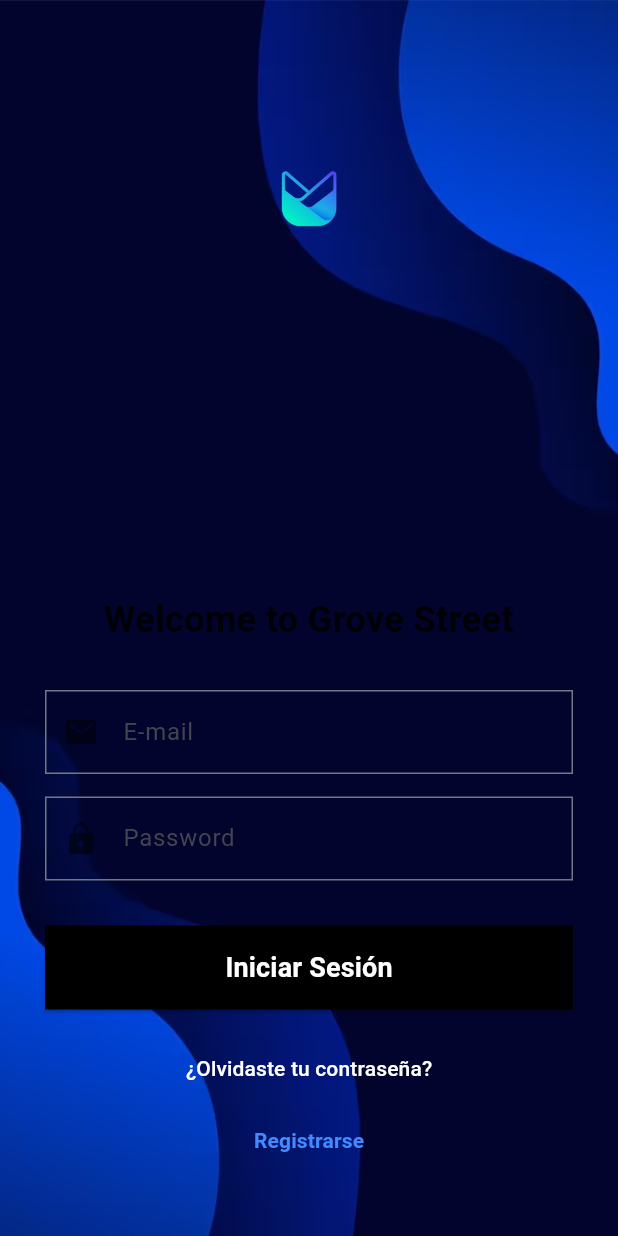
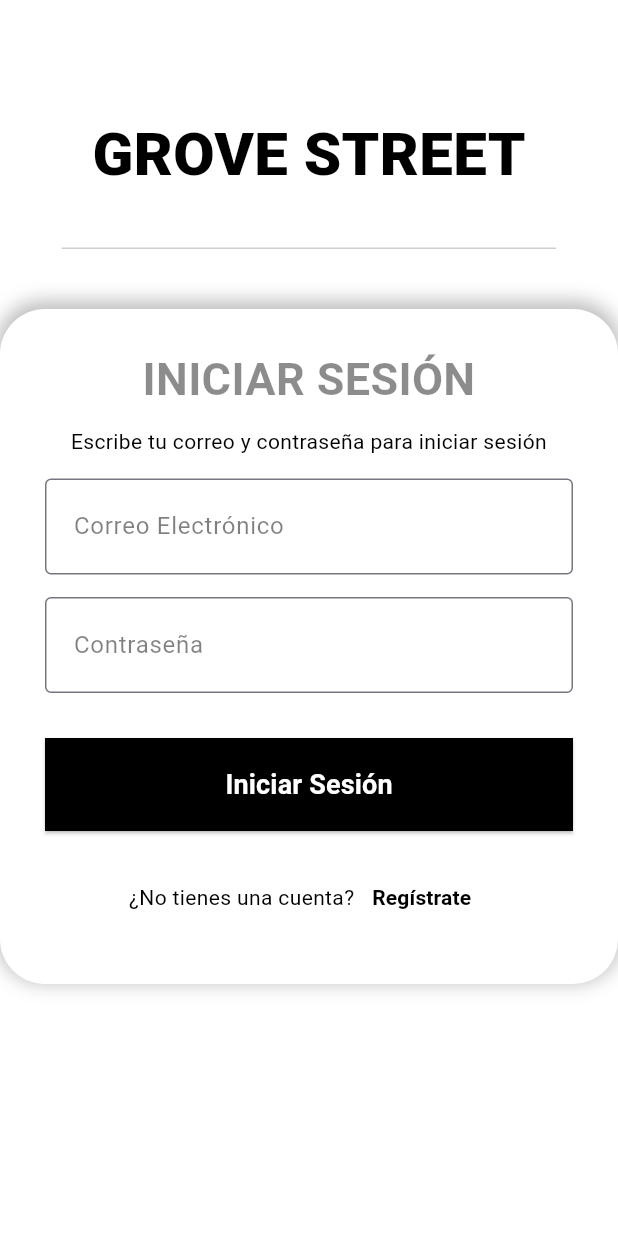
Before and after one commit to Rubio1023/Dispositivo-Moviles-2, a Flutter app: the Login screen opened by its route, on a phone screen of 412 x 824 dp. Run offline on Flutter 3.47's test engine with Material 3 defaults, Android fonts, the phone set to English and light mode, and no system bars; our stand-ins replace dartz, equatable, shared_preferences; accounts and stored records are empty.

Commit message:
Login v1

```diff
--- a/frontend/lib/features/auth/presentation/screens/login.dart
+++ b/frontend/lib/features/auth/presentation/screens/login.dart
@@ -5,76 +5,132 @@
 
   @override
   Widget build(BuildContext context) {
-    // Obtenemos el tamaño de la pantalla
-    final screenHeight = MediaQuery.of(context).size.height;
+    // Usamos LayoutBuilder para adaptar el diseño según el espacio disponible (parecido al mediaquery pero mejor)
+    return LayoutBuilder(
+      // constraints nos da las dimensiones a usar
+      builder: (context, constraints) {
+        // Altura total del widget (Scaffold body)
+        final availableHeight = constraints.maxHeight;
+        // Definimos proporciones para las secciones
+        const double topSectionHeightRatio = 0.25; // 25% para la sección superior donde va el titulo grove street
+        final double topSectionHeight = availableHeight * topSectionHeightRatio; // calcula la altura en pixeles de la pantalla para saber cual es el 25% (aviableHeight es la altura total de la pantalla)
+        final double formSectionHeight = availableHeight * (1.0 - topSectionHeightRatio); //calculo para saber la altura del formulario (75%) se hace restando el valor total 100% (1.0 menos el 25% del titulo)
+        const double lineOffset = 40; // Offset para mover la línea hacia arriba (por ejemplo, 40 píxeles)
+        final double availableWidth = constraints.maxWidth; // Ancho total disponible
 
         return Scaffold(
-      body: Stack(
+          // Establecemos el fondo de todo el Scaffold a blanco
+          backgroundColor: Colors.white,
+          body: Column(
             children: [
-          // 1. IMAGEN DE FONDO (Cubre toda la pantalla)
+              // 1. ÁREA SUPERIOR (GROVE STREET) - Mantiene el 25% de altura
               Container(
-            height: screenHeight,
-            decoration: const BoxDecoration(
-              image: DecorationImage(
-                // Asegúrate de que esta ruta sea correcta: assets/fondo.jpg
-                image: AssetImage('assets/fondo.jpg'),
-                fit: BoxFit.cover,
+                height: topSectionHeight,
+                width: double.infinity,
+                color: Colors.white, // Color de fondo explícito
+                child: Stack( // Usamos Stack para posicionar el título y la línea por separado
+                  children: [
+                    const Center(
+                      child: Text(
+                        "GROVE STREET",
+                        style: TextStyle(
+                          fontSize: 40,
+                          fontWeight: FontWeight.w900,
+                          color: Colors.black,
                         ),
                       ),
                     ),
-          // 2. LOGO Y TÍTULO (Posicionados en la parte superior)
-          Positioned(
-            top: screenHeight * 0.1, // 10% de la altura desde arriba
-            left: 0,
-            right: 0,
-            child: Column(
-              mainAxisAlignment: MainAxisAlignment.start,
-              children: [
-                // Asegúrate de que esta ruta sea correcta: assets/logo.png
-                Image.asset('assets/logo.png', height: 100),
-                const SizedBox(height: 20),
+
+                    // Línea Divisoria (Alineada y Desplazada)
+                    Align(
+                      alignment: Alignment.bottomCenter, // La alineamos al fondo del Container (25%)
+                      child: Padding(
+                        // Agregamos un padding inferior para "subir" la línea
+                        padding: const EdgeInsets.only(bottom: lineOffset),
+                        child: Container(
+                          height: 1.0, // Altura de la línea
+                          width: availableWidth * 0.8, // Ancho de la línea
+                          color: Colors.grey.withOpacity(0.5), // Color de la línea
+                        ),
+                      ),
+                    ),
                   ],
                 ),
               ),
-          // 3. FORMULARIO
-          Align(
-            alignment: Alignment.bottomCenter,
+              // 2. FORMULARIO (Parte Inferior que ocupa el espacio restante)
+              Expanded( // Ocupa todo el espacio restante disponible 75%
+                child: Align(
+                  alignment: Alignment.topCenter,
+                  // ConstrainedBox limita el ancho máximo en pantallas grandes (PC/Tablet)
+                  child: ConstrainedBox( // Limita el tamaño del formulario en pantallas grandes
+                    constraints: const BoxConstraints(
+                      maxWidth: 500, // Máximo ancho del formulario, ideal para Desktop
+                      maxHeight: 450, // Máxima altura del formulario
+                    ),
                     child: Container(
-              child: SingleChildScrollView(
-                padding: const EdgeInsets.symmetric(horizontal: 30, vertical: 40),
+                      width: double.infinity, // Ocupa todo el ancho dentro de ConstrainedBox
+                      decoration: const BoxDecoration(
+                        color: Colors.white,
+                        borderRadius: BorderRadius.only( // Esquinas redondeadas
+                          topLeft: Radius.circular(30),
+                          topRight: Radius.circular(30),
+                          bottomLeft: Radius.circular(30),
+                          bottomRight: Radius.circular(30),
+                        ),
+                        boxShadow: [
+                          BoxShadow(
+                            color: Colors.black26,
+                            blurRadius: 10, // Difuminado de la sombra
+                            spreadRadius: 2, // Extensión de la sombra
+                            offset: Offset(0, -3), // Sombra hacia arriba
+                          )
+                        ]
+                      ),
+                      // Usamos Padding para el contenido interno del formulario
+                      padding: const EdgeInsets.fromLTRB(30, 25, 30, 0),
                       child: Column(
+                        // Estira los hijos para ocupar todo el ancho disponible
                         crossAxisAlignment: CrossAxisAlignment.stretch,
                         children: [
+                          // TÍTULO
                           const Text(
-                      "Welcome to Grove Street",
+                            "INICIAR SESIÓN",
                             textAlign: TextAlign.center,
                             style: TextStyle(
+                              fontSize: 30,
                               fontWeight: FontWeight.bold,
-                        fontSize: 24,
-                        color: Colors.black87,
+                              color: Colors.black45,
                             ),
                           ),
-                    const SizedBox(height: 30),
-                    // Campo E-mail
-                    TextField(
-                      decoration: InputDecoration(
-                        labelText: "E-mail",
-                        prefixIcon: const Icon(Icons.email, color: Colors.black54),
-                        border: OutlineInputBorder(
-                          borderRadius: BorderRadius.circular(0),
-                        ),
+                          const SizedBox(height: 10),
+                          // SUBTÍTULO
+                          const Text(
+                            "Escribe tu correo y contraseña para iniciar sesión",
+                            textAlign: TextAlign.center,
+                            style: TextStyle(
+                              fontSize: 14,
+                              color: Colors.black,
                             ),
                           ),
                           const SizedBox(height: 15),
-                    // Campo Password
+                          // Campo Correo Electrónico
+                          TextField(
+                            decoration: InputDecoration(
+                              labelStyle: TextStyle(color: Colors.black.withOpacity(0.5)), // opacidad del texto del label
+                              labelText: "Correo Electrónico",
+                              contentPadding: const EdgeInsets.symmetric(vertical: 20.0, horizontal: 15.0),
+                              border: OutlineInputBorder(),
+                            ),
+                          ),
+                          const SizedBox(height: 15),
+                          // Campo Contraseña
                           TextField(
                             obscureText: true,
                             decoration: InputDecoration(
-                        labelText: "Password",
-                        prefixIcon: const Icon(Icons.lock, color: Colors.black54),
-                        border: OutlineInputBorder(
-                          borderRadius: BorderRadius.circular(0),
-                        ),
+                              labelStyle: TextStyle(color: Colors.black.withOpacity(0.5)),// opacidad del texto del label
+                              labelText: "Contraseña",
+                              contentPadding: const EdgeInsets.symmetric(vertical: 20.0, horizontal: 15.0),
+                              border: OutlineInputBorder(),
                             ),
                           ),
                           const SizedBox(height: 30),
@@ -82,14 +138,10 @@
                           ElevatedButton(
                               style: ElevatedButton.styleFrom(
                                 backgroundColor: Colors.black,
-                        padding: const EdgeInsets.symmetric(vertical: 15),
-                        shape: RoundedRectangleBorder(
-                          borderRadius: BorderRadius.circular(0),
-                        ),
-                        // El ancho ya lo da Column(crossAxisAlignment: stretch)
+                                padding: const EdgeInsets.symmetric(vertical: 18),// altura del boton
+                                shape: RoundedRectangleBorder(),
                               ),
                               onPressed: () {
-                        // Navegación (Asegúrate que '/inicio' existe en main.dart)
                                 Navigator.pushReplacementNamed(context, '/inicio');
                               },
                               child: const Text(
@@ -97,26 +149,34 @@
                                 style: TextStyle(fontSize: 18, color: Colors.white, fontWeight: FontWeight.bold),
                               ),
                             ),
-                    const SizedBox(height: 15),
-                    // Olvidaste Contraseña
+                          const SizedBox(height: 20),
+                          // Botón Registrarse
+                          Row( // permite poner texto y boton en la misma linea
+                            mainAxisAlignment: MainAxisAlignment.center, // Centra los elementos horizontalmente (uno al lado del otro)
+                            children: [
+                              // Texto NO clickeable
+                              const Text(
+                                "¿No tienes una cuenta?",
+                                style: TextStyle(fontSize: 14, color: Colors.black),
+                              ),
+                              // Botón clickeable para Registro
                               TextButton(
-                      onPressed: () {},
-                      child: const Text(
-                        '¿Olvidaste tu contraseña?',
-                        style: TextStyle(color: Colors.white),
+                                style: ButtonStyle(
+                                  // Esta propiedad anula todos los efectos de hover, splash y focus
+                                  overlayColor: MaterialStateProperty.all(Colors.transparent),
                                 ),
-                    ),
-                    // Botón Registrarse
-                    TextButton(
                                 onPressed: () {
                                   Navigator.pushNamed(context, '/sign_up');
                                 },
                                 child: const Text(
-                        'Registrarse',
-                        style: TextStyle(color: Colors.blueAccent, fontWeight: FontWeight.bold),
+                                  'Regístrate',
+                                  style: TextStyle(color: Colors.black, fontWeight: FontWeight.bold),
                                 ),
                               ),
                             ],
+                          ),
+                        ],
+                      ),
                     ),
                   ),
                 ),
@@ -125,4 +185,6 @@
           ),
         );
       }
+    );
   }
+}
```
Lines whose indentation alone changed are shown as unchanged.
